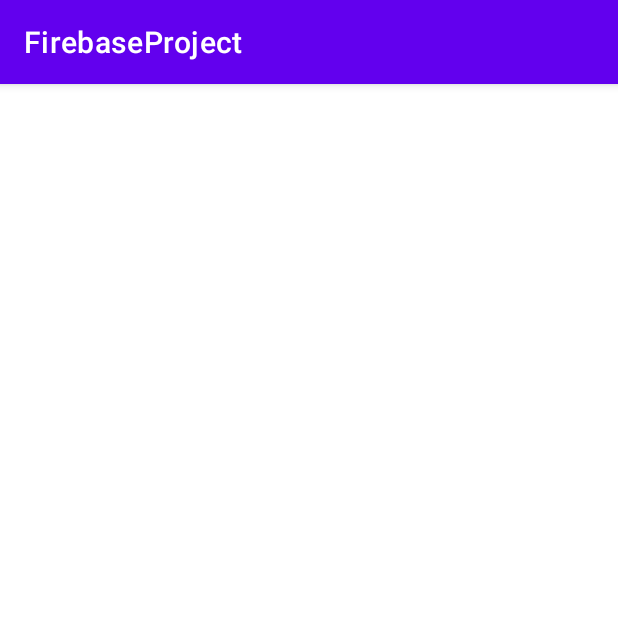
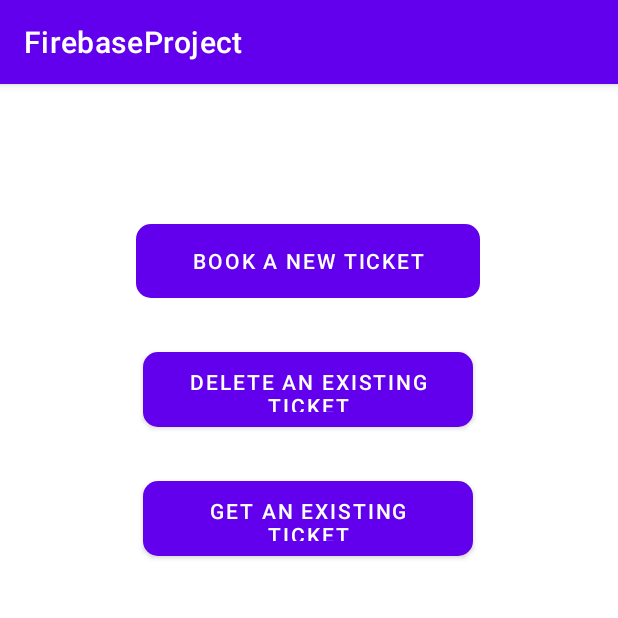
Before and after one commit to kanchon136/FirebaseProject, an Android app: the Menu screen opened directly, with no data from a screen before it, on a phone screen of 412 x 824 dp, the top half of it. Run offline under Robolectric (Android 15) with nearby library versions, the phone set to English and light mode, and no system bars.

Commit message:
admin layout added

```diff
--- a/app/src/main/AndroidManifest.xml
+++ b/app/src/main/AndroidManifest.xml
@@ -9,7 +9,10 @@
         android:roundIcon="@mipmap/ic_launcher_round"
         android:supportsRtl="true"
         android:theme="@style/Theme.FirebaseProject">
-        <activity android:name=".Menu"></activity>
+        <activity android:name=".Get_Flight_Ticket"></activity>
+        <activity android:name=".Delete_Flight_Ticket" />
+        <activity android:name=".Showing_Flights" />
+        <activity android:name=".Menu" />
         <activity android:name=".Flight_Management_Admin" />
         <activity android:name=".MainActivity">
             <intent-filter>
--- a/app/src/main/java/com/example/firebaseproject/Menu.java
+++ b/app/src/main/java/com/example/firebaseproject/Menu.java
@@ -2,13 +2,48 @@ package com.example.firebaseproject;
 
 import androidx.appcompat.app.AppCompatActivity;
 
+import android.content.Intent;
 import android.os.Bundle;
+import android.view.View;
+import android.widget.Button;
 
-public class Menu extends AppCompatActivity {
+public class Menu extends AppCompatActivity implements View.OnClickListener{
+    private Button create_a_new_ticket;
+    private Button delete_an_existing_ticket;
+    private Button get_an_existing_ticket;
 
     @Override
     protected void onCreate(Bundle savedInstanceState) {
         super.onCreate(savedInstanceState);
         setContentView(R.layout.activity_menu);
+        create_a_new_ticket = findViewById(R.id.create_a_new_ticket);
+        delete_an_existing_ticket = findViewById(R.id.delete_an_existing_ticket);
+        get_an_existing_ticket = findViewById(R.id.get_an_existing_ticket);
+
+        create_a_new_ticket.setOnClickListener(this);
+        delete_an_existing_ticket.setOnClickListener(this);
+        get_an_existing_ticket.setOnClickListener(this);
+    }
+
+    @Override
+    public void onClick(View v) {
+        switch (v.getId()){
+            case R.id.create_a_new_ticket:
+                Intent intent = new Intent(this, Showing_Flights.class);
+                startActivity(intent);
+                break;
+
+            case R.id.delete_an_existing_ticket:
+                intent = new Intent(this, Delete_Flight_Ticket.class);
+                startActivity(intent);
+                break;
+
+            case R.id.get_an_existing_ticket:
+                intent = new Intent(this, Get_Flight_Ticket.class);
+                startActivity(intent);
+                break;
+
+        }
+
     }
 }
--- a/app/src/main/res/layout/activity_menu.xml
+++ b/app/src/main/res/layout/activity_menu.xml
@@ -6,4 +6,45 @@
     android:layout_height="match_parent"
     tools:context=".Menu">
 
+    <Button
+        android:id="@+id/create_a_new_ticket"
+        android:layout_width="229dp"
+        android:layout_height="49dp"
+        android:background="@drawable/rounded_buttons"
+        android:text="@string/book_a_new_ticket"
+        android:textColor="#FFFFFF"
+        app:layout_constraintBottom_toBottomOf="parent"
+        app:layout_constraintEnd_toEndOf="parent"
+        app:layout_constraintHorizontal_bias="0.498"
+        app:layout_constraintStart_toStartOf="parent"
+        app:layout_constraintTop_toTopOf="parent"
+        app:layout_constraintVertical_bias="0.13" />
+
+    <Button
+        android:id="@+id/delete_an_existing_ticket"
+        android:layout_width="220dp"
+        android:layout_height="50dp"
+        android:layout_marginTop="36dp"
+        android:background="@drawable/rounded_buttons"
+        android:text="@string/delete_an_existing_ticket"
+        android:textColor="#FFFFFF"
+        app:layout_constraintEnd_toEndOf="parent"
+        app:layout_constraintHorizontal_bias="0.497"
+        app:layout_constraintStart_toStartOf="parent"
+        app:layout_constraintTop_toBottomOf="@+id/create_a_new_ticket"/>
+    <Button
+        android:id="@+id/get_an_existing_ticket"
+        android:layout_width="220dp"
+        android:layout_height="50dp"
+        android:layout_marginTop="36dp"
+        android:background="@drawable/rounded_buttons"
+        android:text="@string/get_an_existing_ticket"
+        android:textColor="#FFFFFF"
+        app:layout_constraintEnd_toEndOf="parent"
+        app:layout_constraintHorizontal_bias="0.498"
+        app:layout_constraintStart_toStartOf="parent"
+        app:layout_constraintTop_toBottomOf="@+id/delete_an_existing_ticket"/>
+
+
+
 </androidx.constraintlayout.widget.ConstraintLayout>
```
Also changed, not shown: app/src/main/java/com/example/firebaseproject/Delete_Flight_Ticket.java (added, +14 -0 lines), app/src/main/java/com/example/firebaseproject/Get_Flight_Ticket.java (added, +14 -0 lines), app/src/main/java/com/example/firebaseproject/Showing_Flights.java (added, +14 -0 lines), app/src/main/res/layout/activity_delete__flight__ticket.xml (added, +9 -0 lines), app/src/main/res/layout/activity_flight__management__admin.xml (+26 -0 lines), app/src/main/res/layout/activity_get__flight__ticket.xml (added, +9 -0 lines), app/src/main/res/layout/activity_showing__flights.xml (added, +9 -0 lines).
